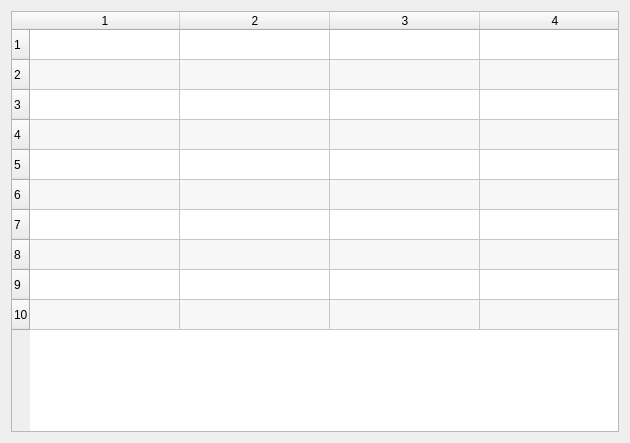
This is src/DNNLab/FrameNetwork.ui in edeforas/BeeDNN as Qt 5 draws it before an edit. The edited form follows.
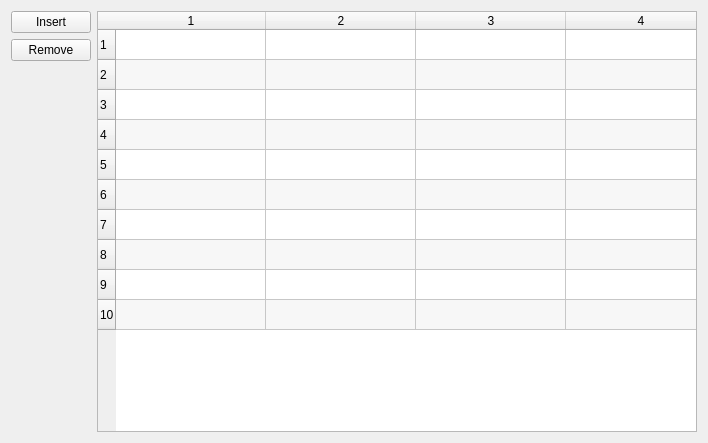
This is the edited form.

Diff of the .ui file:
```diff
--- a/src/DNNLab/FrameNetwork.ui
+++ b/src/DNNLab/FrameNetwork.ui
@@ -21,6 +21,37 @@
   </property>
   <layout class="QGridLayout" name="gridLayout">
    <item row="0" column="0">
+    <layout class="QVBoxLayout" name="verticalLayout">
+     <item>
+      <widget class="QPushButton" name="btnNetworkInsert">
+       <property name="text">
+        <string>Insert</string>
+       </property>
+      </widget>
+     </item>
+     <item>
+      <widget class="QPushButton" name="btnNetworkRemove">
+       <property name="text">
+        <string>Remove</string>
+       </property>
+      </widget>
+     </item>
+     <item>
+      <spacer name="verticalSpacer">
+       <property name="orientation">
+        <enum>Qt::Vertical</enum>
+       </property>
+       <property name="sizeHint" stdset="0">
+        <size>
+         <width>20</width>
+         <height>40</height>
+        </size>
+       </property>
+      </spacer>
+     </item>
+    </layout>
+   </item>
+   <item row="0" column="3">
     <widget class="QTableWidget" name="twNetwork">
      <property name="sizePolicy">
       <sizepolicy hsizetype="MinimumExpanding" vsizetype="Expanding">
```
Left out of the diff: 6 changed lines with no effect on the pictures.
